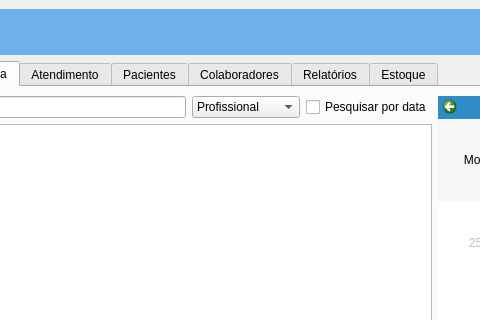
juander/Projeto_CPP, file clinica_cpp/mainwindow.ui: the form before one commit; both pictures show x 301 to 781 and y 0 to 320 of the 1280 by 720 pixel window.
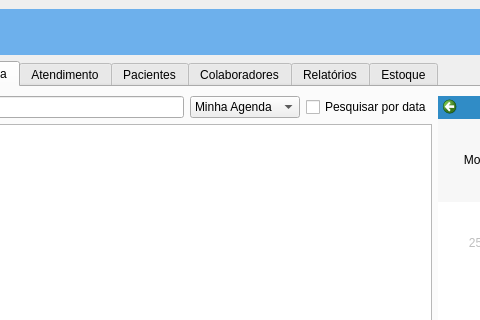
The form after the commit. The open tabs and pages were chosen to show the change. Icons and pictures are not drawn.

Commit message: mais trabalho (escravo)

What changed in the file:
```diff
--- a/clinica_cpp/mainwindow.ui
+++ b/clinica_cpp/mainwindow.ui
@@ -2619,6 +2619,11 @@
                       <property name="enabled">
                        <bool>true</bool>
                       </property>
+                      <item>
+                       <property name="text">
+                        <string>Minha Agenda</string>
+                       </property>
+                      </item>
                       <item>
                        <property name="text">
                         <string>Profissional</string>
```
Left out of the diff: 2 changed lines with no effect on the pictures.
